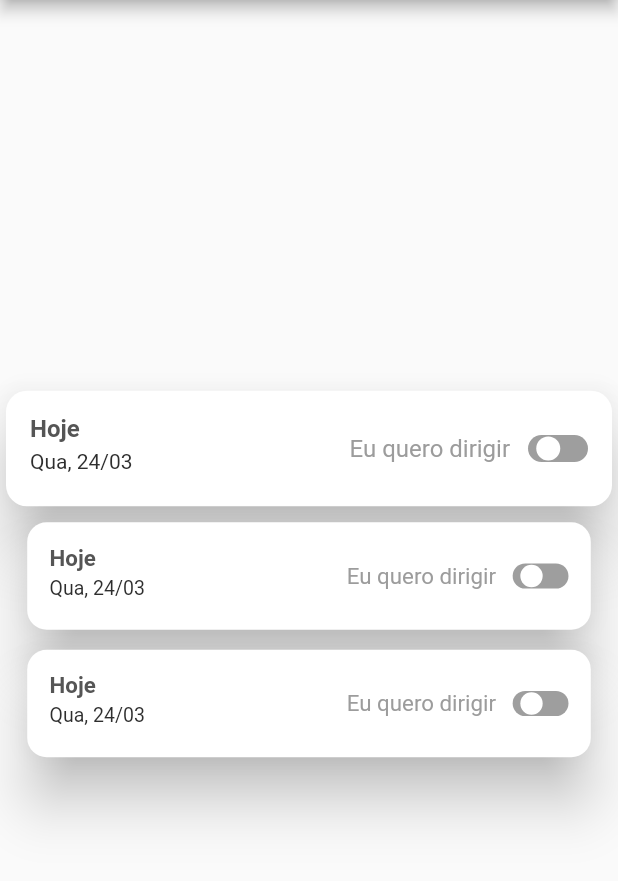
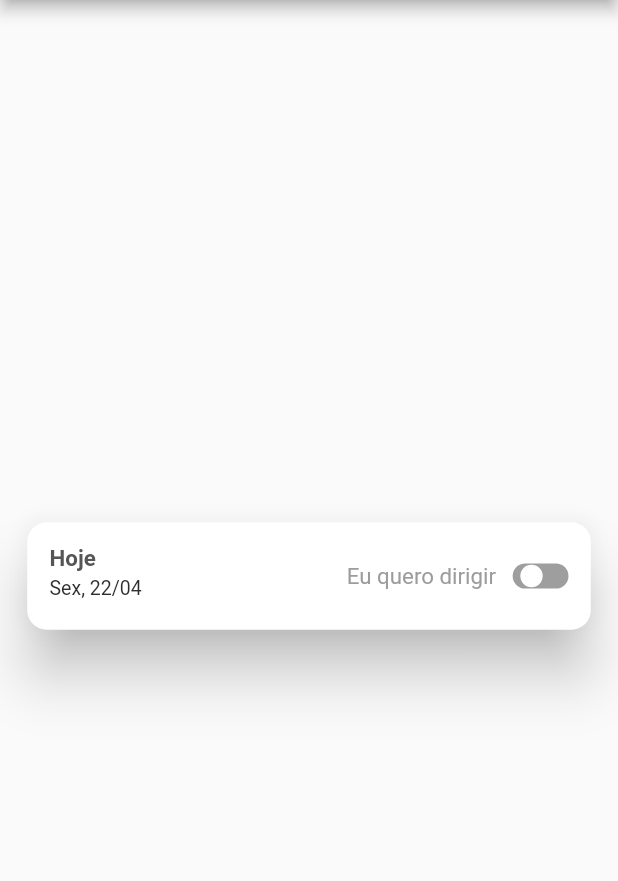
Before and after one commit to pedrohso7/flutter_library, a Flutter app: the screen it shows after launch, on a phone screen of 412 x 824 dp, the part 84-965 px from its top. Run offline on Flutter 3.47's test engine with Material 2 defaults, Android fonts, the phone set to English and light mode, and no system bars; drawn by our look-alikes of flutter_switch; our stand-ins replace material_design_icons_flutter; Roboto replaces fonts that are missing (Sequel Sans).

Commit message:
feat(tripCard): implementa get de dados automáticos a partir das datas de início e fim da viagem.

```diff
--- a/lib/main.dart
+++ b/lib/main.dart
@@ -1,5 +1,6 @@
 import 'package:flutter/material.dart';
 import 'dart:math';
+import 'package:flutter_localizations/flutter_localizations.dart';
 import 'package:flutter_library/presenter/pages/home_page.dart';
 
 import 'helpers/constants.dart';
@@ -49,6 +50,12 @@ class FlutterLibraryApp extends StatelessWidget {
   @override
   Widget build(BuildContext context) {
     return MaterialApp(
+      localizationsDelegates: [
+        GlobalMaterialLocalizations.delegate,
+        GlobalCupertinoLocalizations.delegate,
+        GlobalWidgetsLocalizations.delegate
+      ],
+      supportedLocales: [const Locale('pt', 'BR')],
       title: 'Flutter Demo',
       theme: ThemeData(
         fontFamily: 'Sequel Sans',
--- a/lib/presenter/components/techfleet_trip_card/components/techfleet_trip_card_header/techfleet_trip_card_header.dart
+++ b/lib/presenter/components/techfleet_trip_card/components/techfleet_trip_card_header/techfleet_trip_card_header.dart
@@ -7,9 +7,9 @@ class TechfleetTripCardHeader extends StatelessWidget {
     Key? key,
     required this.onSwitch,
     required this.isEnabled,
-    this.topText = 'Hoje',
-    this.bottomText = 'Qua, 24/03',
-    this.switchLabel = 'Eu quero dirigir',
+    required this.switchLabel,
+    required this.topText,
+    required this.bottomText,
   }) : super(key: key);
 
   final Function onSwitch;
@@ -21,7 +21,6 @@ class TechfleetTripCardHeader extends StatelessWidget {
   @override
   Widget build(BuildContext context) {
     const double SWITCH_HEIGHT = 18.0;
-    const CARD_HEADER_HEIGHT = 70.0;
     double textScale = MediaQuery.of(context).textScaleFactor;
 
     return Padding(
--- a/lib/presenter/components/techfleet_trip_card/techfleet_trip_card.dart
+++ b/lib/presenter/components/techfleet_trip_card/techfleet_trip_card.dart
@@ -1,4 +1,5 @@
 import 'package:flutter/material.dart';
+import 'package:intl/intl.dart';
 
 import 'components/techfleet_trip_card_content/techfleet_trip_card_content.dart';
 import 'components/techfleet_trip_card_header/techfleet_trip_card_header.dart';
@@ -6,22 +7,38 @@ import 'components/techfleet_trip_card_header/techfleet_trip_card_header.dart';
 class TechfleetTripCard extends StatelessWidget {
   const TechfleetTripCard({
     Key? key,
-    required this.tripDate,
+    required this.beginDate,
+    required this.endDate,
     required this.onSwitch,
     required this.onTapContent,
     required this.isEnabled,
+    this.urlList = const [
+      'assets/images/renan.png',
+      'assets/images/maria.png',
+      'assets/images/joana.png',
+      'assets/images/felipe.png',
+      'assets/images/felipe.png',
+      'assets/images/felipe.png',
+      'assets/images/felipe.png',
+    ],
+    this.isHomeToWork = true,
+    this.switchLabel = 'Eu quero dirigir',
     this.size = 0.93,
   }) : super(key: key);
 
-  final DateTime tripDate;
+  final DateTime beginDate;
+  final DateTime endDate;
   final Function onSwitch;
   final Function onTapContent;
   final bool isEnabled;
+  final List<String> urlList;
+  final bool isHomeToWork;
+  final String switchLabel;
   final double size;
 
   @override
   Widget build(BuildContext context) {
-    double textScale = MediaQuery.of(context).textScaleFactor;
+    var data = this.getDataFromTripDates(beginDate, endDate);
     return Transform.scale(
       scale: size,
       child: Card(
@@ -35,6 +52,10 @@ class TechfleetTripCard extends StatelessWidget {
             TechfleetTripCardHeader(
               onSwitch: onSwitch,
               isEnabled: isEnabled,
+              switchLabel: switchLabel,
+              topText: data['topTextHeader'],
+              bottomText:
+                  '${(data['beginDay']).substring(0, 3)}, ${data['date']}',
             ),
             Visibility(
               visible: isEnabled,
@@ -50,6 +71,10 @@ class TechfleetTripCard extends StatelessWidget {
                     Divider(thickness: 1),
                     TechfleetTripCardContent(
                       onTapContent: onTapContent,
+                      isHomeToWork: isHomeToWork,
+                      urlList: urlList,
+                      beginHour: data['beginHour'],
+                      endHour: data['endHour'],
                     ),
                   ],
                 ),
@@ -63,4 +88,40 @@ class TechfleetTripCard extends StatelessWidget {
       ),
     );
   }
+
+  String capitalize(String word) {
+    return "${word[0].toUpperCase()}${word.substring(1).toLowerCase()}";
+  }
+
+  getDataFromTripDates(DateTime beginDate, DateTime endDate) {
+    var data = {
+      'beginDay': capitalize(
+          (DateFormat('EEEE', "pt_BR").format(beginDate)).split('-')[0]),
+      'beginHour':
+          '${(beginDate.hour < 10) ? 0 : ''}${beginDate.hour}:${(beginDate.minute < 10) ? 0 : ''}${beginDate.minute}',
+      'endHour':
+          '${(endDate.hour < 10) ? 0 : ''}${endDate.hour}:${(endDate.minute < 10) ? 0 : ''}${endDate.minute}',
+      'date':
+          '${(beginDate.day < 10) ? 0 : ''}${beginDate.day}/${(beginDate.month < 10) ? 0 : ''}${beginDate.month}',
+      'topTextHeader': capitalize(
+          (DateFormat('EEEE', "pt_BR").format(beginDate)).split('-')[0]),
+    };
+
+    DateTime now = DateTime.now();
+    DateTime currentDate = DateTime(now.year, now.month, now.day);
+    DateTime beginDateWithoutTime =
+        DateTime(beginDate.year, beginDate.month, beginDate.day);
+
+    if (currentDate.isAtSameMomentAs(beginDateWithoutTime))
+      data.update('topTextHeader', (value) => 'Hoje');
+
+    DateTime tomorrowDateWithoutTime = currentDate.add(
+      const Duration(days: 1),
+    );
+
+    if (tomorrowDateWithoutTime.isAtSameMomentAs(beginDateWithoutTime))
+      data.update('topTextHeader', (value) => 'Amanhã');
+
+    return data;
+  }
 }
--- a/lib/presenter/pages/home_page.dart
+++ b/lib/presenter/pages/home_page.dart
@@ -34,7 +34,12 @@ class _HomePageState extends State<HomePage> {
           mainAxisAlignment: MainAxisAlignment.center,
           children: [
             TechfleetTripCard(
-              tripDate: DateTime.now(),
+              beginDate: DateTime.now(),
+              endDate: DateTime.now().add(
+                Duration(
+                  hours: 3,
+                ),
+              ),
               onSwitch: _handleSwitchTripCard,
               onTapContent: () async {
                 await Navigator.push(
@@ -45,19 +50,6 @@ class _HomePageState extends State<HomePage> {
                 );
               },
               isEnabled: _isEnabled,
-              size: 1,
-            ),
-            TechfleetTripCard(
-              tripDate: DateTime.now(),
-              onSwitch: () => {},
-              onTapContent: () => {},
-              isEnabled: false,
-            ),
-            TechfleetTripCard(
-              tripDate: DateTime.now(),
-              onSwitch: _handleSwitchTripCard,
-              onTapContent: _handleSwitchTripCard,
-              isEnabled: false,
             ),
           ],
         ),
--- a/pubspec.yaml
+++ b/pubspec.yaml
@@ -14,6 +14,9 @@ dependencies:
   cupertino_icons: ^1.0.2
   flutter_switch: ^0.3.2
   material_design_icons_flutter: ^5.0.6595
+  intl: ^0.17.0
+  flutter_localizations:
+    sdk: flutter
 
 dev_dependencies:
   flutter_test:
```
Also changed, not shown: lib/presenter/components/techfleet_trip_card/components/techfleet_trip_card_content/components/techfleet_trip_details.dart (+8 -10 lines), lib/presenter/components/techfleet_trip_card/components/techfleet_trip_card_content/components/techfleet_trip_passengers.dart (+2 -11 lines), lib/presenter/components/techfleet_trip_card/components/techfleet_trip_card_content/techfleet_trip_card_content.dart (+21 -11 lines), pubspec.lock.
